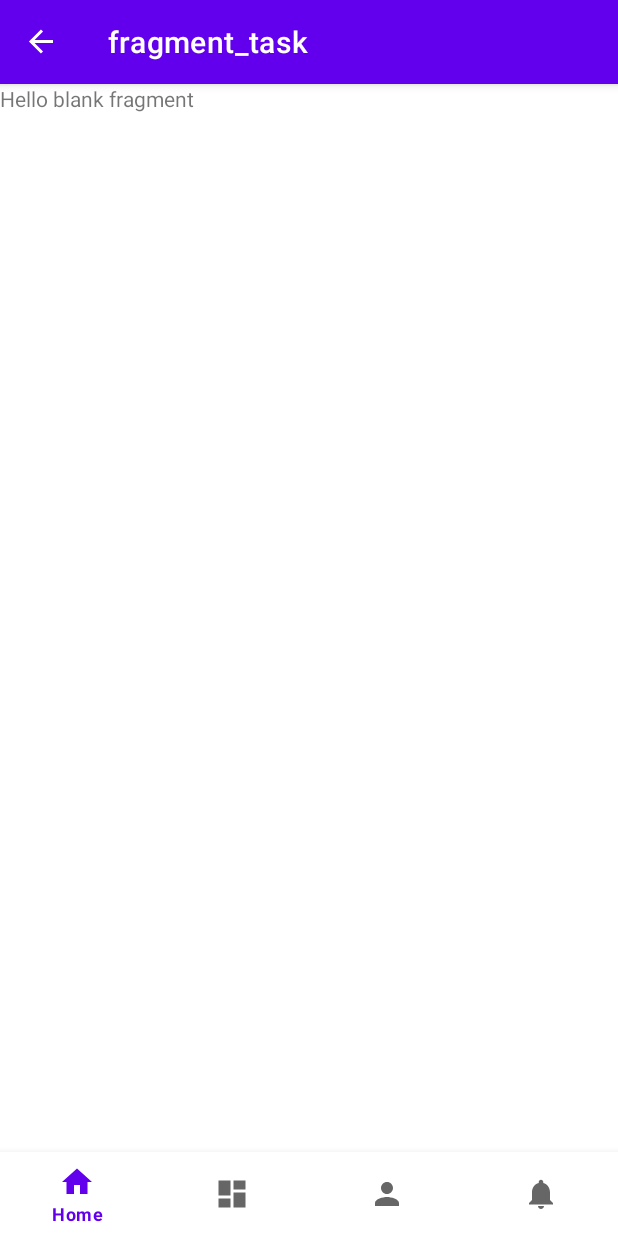
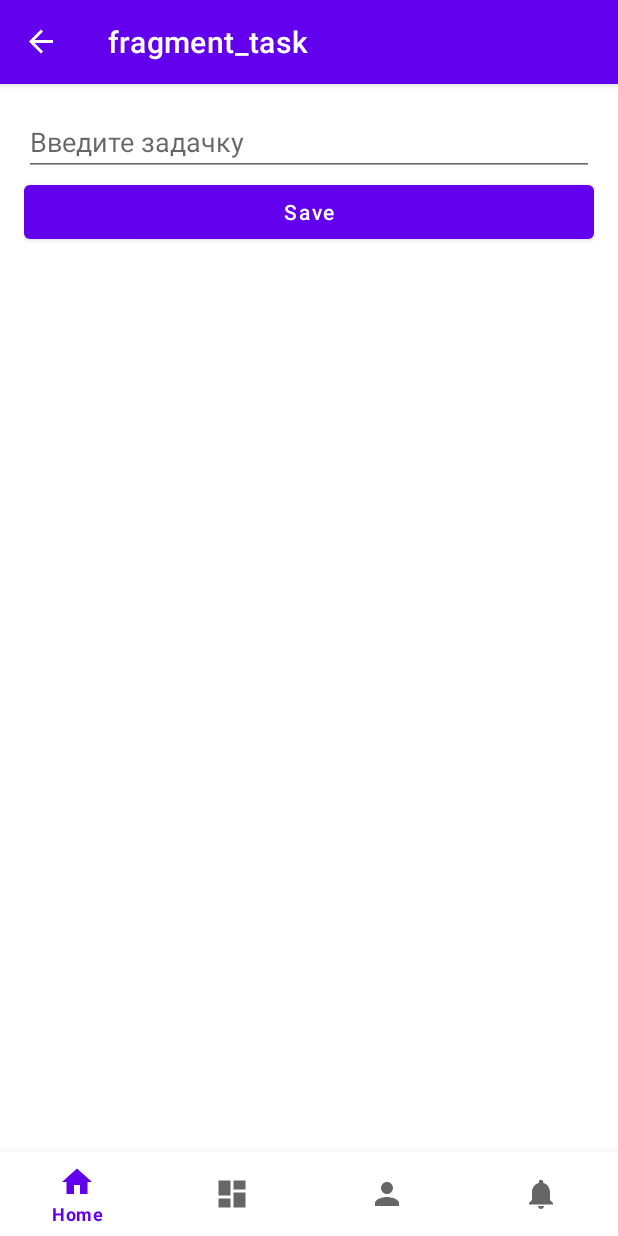
Before and after one commit to EldiarKubanychbelov/TaskApp3.1, an Android app: the TaskFragment screen opened through its navigation route, on a phone screen of 412 x 824 dp. Run offline under Robolectric (Android 15) with nearby library versions, the phone set to English and light mode, and no system bars; our stand-ins replace navigation-ui.

Commit message:
Выполнил 2 ДЗ

```diff
--- a/app/build.gradle
+++ b/app/build.gradle
@@ -44,8 +44,8 @@ dependencies {
 
     implementation 'de.hdodenhof:circleimageview:3.1.0'
 
-    implementation 'com.github.bumptech.glide:glide:4.12.0'
+    implementation "androidx.fragment:fragment:1.3.3"
 
-    implementation 'androidx.activity:activity-ktx:1.3.0-alpha02'
-    implementation 'androidx.fragment:fragment-ktx:1.3.0'
+
+
 }
--- a/app/src/main/java/com/example/taskapp31/TaskFragment.java
+++ b/app/src/main/java/com/example/taskapp31/TaskFragment.java
@@ -2,63 +2,52 @@ package com.example.taskapp31;
 
 import android.os.Bundle;
 
+import androidx.annotation.NonNull;
+import androidx.annotation.Nullable;
 import androidx.fragment.app.Fragment;
+import androidx.navigation.NavController;
+import androidx.navigation.Navigation;
 
 import android.view.LayoutInflater;
 import android.view.View;
 import android.view.ViewGroup;
+import android.widget.EditText;
 
-/**
- * A simple {@link Fragment} subclass.
- * Use the {@link TaskFragment#newInstance} factory method to
- * create an instance of this fragment.
- */
 public class TaskFragment extends Fragment {
 
-    // TODO: Rename parameter arguments, choose names that match
-    // the fragment initialization parameters, e.g. ARG_ITEM_NUMBER
-    private static final String ARG_PARAM1 = "param1";
-    private static final String ARG_PARAM2 = "param2";
-
-    // TODO: Rename and change types of parameters
-    private String mParam1;
-    private String mParam2;
-
-    public TaskFragment() {
-        // Required empty public constructor
-    }
-
-    /**
-     * Use this factory method to create a new instance of
-     * this fragment using the provided parameters.
-     *
-     * @param param1 Parameter 1.
-     * @param param2 Parameter 2.
-     * @return A new instance of fragment TaskFragment.
-     */
-    // TODO: Rename and change types and number of parameters
-    public static TaskFragment newInstance(String param1, String param2) {
-        TaskFragment fragment = new TaskFragment();
-        Bundle args = new Bundle();
-        args.putString(ARG_PARAM1, param1);
-        args.putString(ARG_PARAM2, param2);
-        fragment.setArguments(args);
-        return fragment;
-    }
-
-    @Override
-    public void onCreate(Bundle savedInstanceState) {
-        super.onCreate(savedInstanceState);
-        if (getArguments() != null) {
-            mParam1 = getArguments().getString(ARG_PARAM1);
-            mParam2 = getArguments().getString(ARG_PARAM2);
-        }
-    }
+    private EditText editText;
 
     @Override
     public View onCreateView(LayoutInflater inflater, ViewGroup container,
                              Bundle savedInstanceState) {
-        // Inflate the layout for this fragment
         return inflater.inflate(R.layout.fragment_task, container, false);
     }
+
+    @Override
+    public void onViewCreated(@NonNull View view, @Nullable Bundle savedInstanceState) {
+        super.onViewCreated(view, savedInstanceState);
+        editText = view.findViewById(R.id.edit_text);
+
+        view.findViewById(R.id.btn_Save).setOnClickListener(new View.OnClickListener() {
+            @Override
+            public void onClick(View v) {
+                save();
+            }
+
+
+        });
+    }
+
+    private void save() {
+        String text = editText.getText().toString();
+        Bundle bundle = new Bundle();
+        bundle.putString("text",text);
+        getParentFragmentManager().setFragmentResult("rv_task",bundle);
+        close();
+    }
+
+    private void close() {
+        NavController navController = Navigation.findNavController(requireActivity(), R.id.nav_host_fragment);
+        navController.navigateUp();
+    }
 }
--- a/app/src/main/java/com/example/taskapp31/ui/home/HomeFragment.java
+++ b/app/src/main/java/com/example/taskapp31/ui/home/HomeFragment.java
@@ -1,24 +1,38 @@
 package com.example.taskapp31.ui.home;
 
+import android.graphics.Color;
 import android.os.Bundle;
+import android.util.Log;
 import android.view.LayoutInflater;
 import android.view.View;
 import android.view.ViewGroup;
+import android.widget.TextSwitcher;
 import android.widget.TextView;
 
 import androidx.annotation.NonNull;
 import androidx.annotation.Nullable;
 import androidx.fragment.app.Fragment;
+import androidx.fragment.app.FragmentResultListener;
 import androidx.lifecycle.Observer;
 import androidx.lifecycle.ViewModelProvider;
 import androidx.navigation.NavController;
 import androidx.navigation.Navigation;
+import androidx.recyclerview.widget.RecyclerView;
 
 import com.example.taskapp31.R;
+import com.example.taskapp31.models.Task;
 import com.google.android.material.floatingactionbutton.FloatingActionButton;
 
 public class HomeFragment extends Fragment {
 
+    private RecyclerView recyclerView;
+    private TaskAdapter adapter;
+
+    @Override
+    public void onCreate(@Nullable Bundle savedInstanceState) {
+        super.onCreate(savedInstanceState);
+        adapter = new TaskAdapter();
+    }
 
     public View onCreateView(@NonNull LayoutInflater inflater,
                              ViewGroup container, Bundle savedInstanceState) {
@@ -29,16 +43,39 @@ public class HomeFragment extends Fragment {
     @Override
     public void onViewCreated(@NonNull View view, @Nullable Bundle savedInstanceState) {
         super.onViewCreated(view, savedInstanceState);
+        recyclerView = view.findViewById(R.id.recycler_view);
         view.findViewById(R.id.fab).setOnClickListener(new View.OnClickListener() {
             @Override
             public void onClick(View v) {
                 openTaskFragment();
             }
 
-            private void openTaskFragment() {
-                NavController navController = Navigation.findNavController(requireActivity(), R.id.nav_host_fragment);
-                navController.navigate(R.id.taskFragment);
+        });
+          setResultListener();
+
+          initList();
+
+    }
+
+    private void initList() {
+        recyclerView.setAdapter(adapter);
+    }
+
+    private void setResultListener() {
+        getParentFragmentManager().setFragmentResultListener("rv_task", getViewLifecycleOwner(), new FragmentResultListener() {
+            @Override
+            public void onFragmentResult(@NonNull String requestKey, @NonNull Bundle result) {
+                String text = result.getString("text");
+                Task task = new Task(text);
+                adapter.addItem(task);
+                Log.e("Home","text:" + text);
+
             }
         });
     }
+
+    private void openTaskFragment() {
+        NavController navController = Navigation.findNavController(requireActivity(), R.id.nav_host_fragment);
+        navController.navigate(R.id.taskFragment);
+    }
 }
--- a/app/src/main/res/layout/activity_main.xml
+++ b/app/src/main/res/layout/activity_main.xml
@@ -4,6 +4,11 @@
     android:id="@+id/container"
     android:layout_width="match_parent"
     android:layout_height="match_parent">
+
+    <androidx.viewpager.widget.ViewPager
+        android:id="@+id/view_pager"
+        android:layout_width="match_parent"
+        android:layout_height="match_parent"/>
 
     <com.google.android.material.bottomnavigation.BottomNavigationView
         android:id="@+id/nav_view"
--- a/app/src/main/res/layout/fragment_task.xml
+++ b/app/src/main/res/layout/fragment_task.xml
@@ -1,14 +1,23 @@
 <?xml version="1.0" encoding="utf-8"?>
-<FrameLayout xmlns:android="http://schemas.android.com/apk/res/android"
+<LinearLayout xmlns:android="http://schemas.android.com/apk/res/android"
     xmlns:tools="http://schemas.android.com/tools"
     android:layout_width="match_parent"
     android:layout_height="match_parent"
+    android:padding="16dp"
+    android:orientation="vertical"
     tools:context=".TaskFragment">
 
-    <!-- TODO: Update blank fragment layout -->
-    <TextView
+ <EditText
+     android:id="@+id/edit_text"
+     android:hint="Введите задачку"
+     android:layout_width="match_parent"
+     android:layout_height="wrap_content"/>
+
+    <Button
+        android:id="@+id/btn_Save"
         android:layout_width="match_parent"
-        android:layout_height="match_parent"
-        android:text="@string/hello_blank_fragment" />
+        android:text="Save"
+        android:textAllCaps="false"
+        android:layout_height="wrap_content"/>
 
-</FrameLayout>
+</LinearLayout>
```
Also changed, not shown: app/src/main/java/com/example/taskapp31/models/Task.java (added, +21 -0 lines), app/src/main/java/com/example/taskapp31/ui/home/TaskAdapter.java (added, +107 -0 lines), app/src/main/java/com/example/taskapp31/ui/profile/ProfileFragment.java (+14 -26 lines), app/src/main/res/layout/fragment_home.xml (+9 -2 lines), app/src/main/res/layout/list_task.xml (added, +18 -0 lines).
